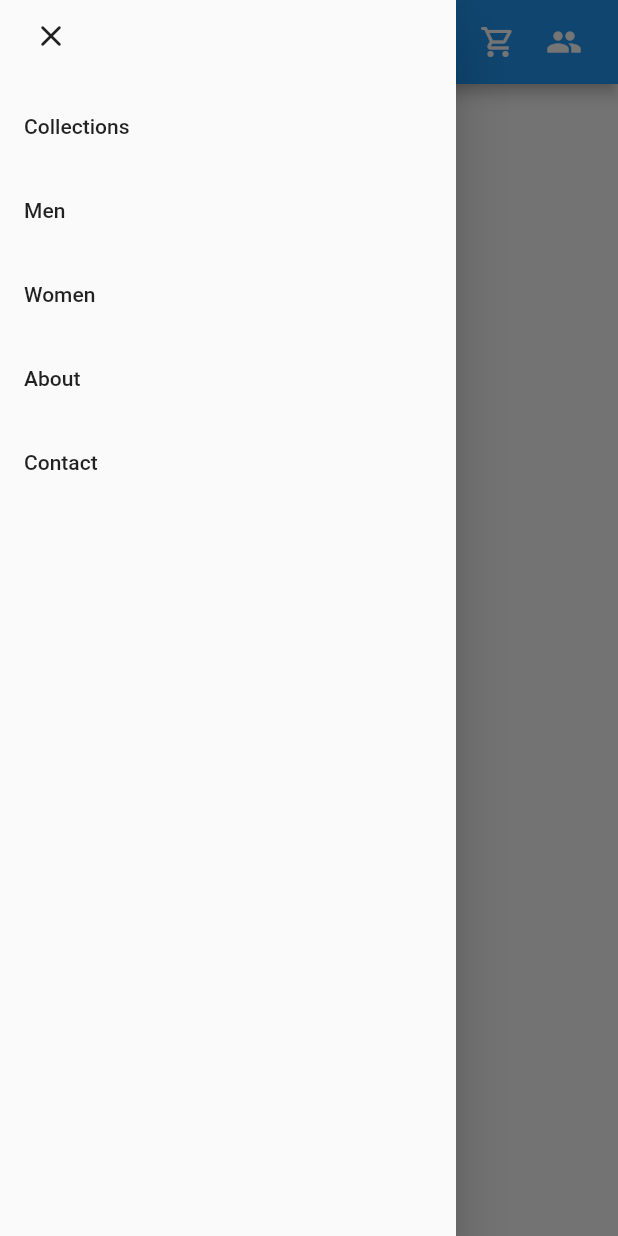
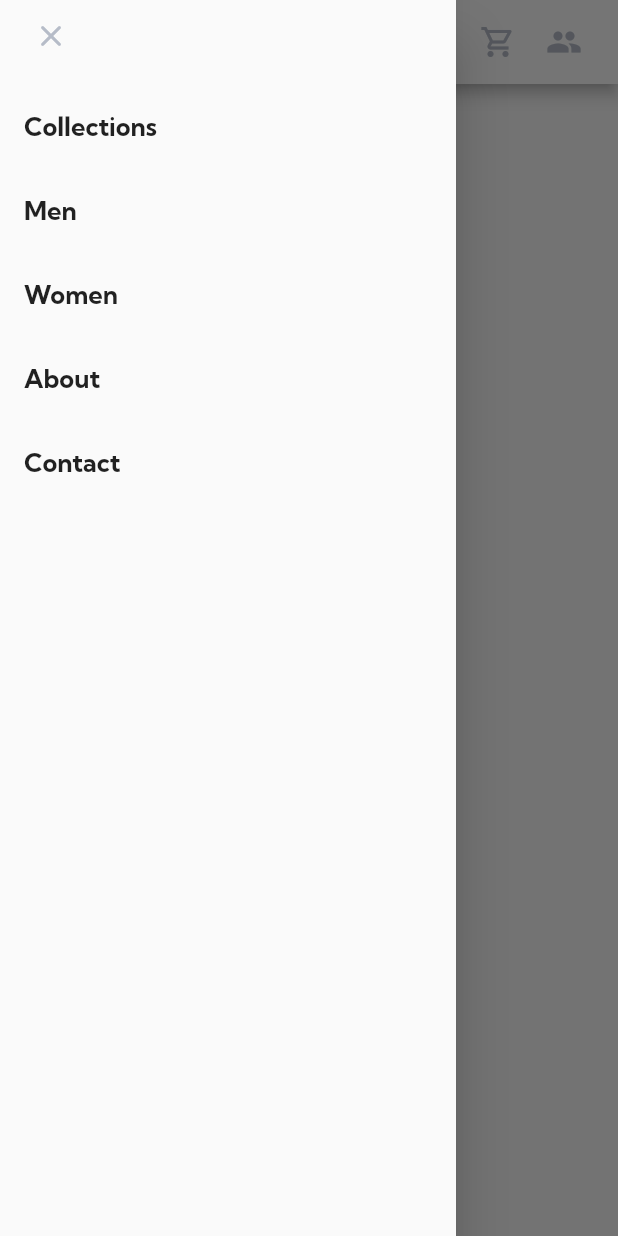
Before and after one commit to GuilhermePalma/ecommerce_flutter, a Flutter app: the screen it shows after launch, with the side drawer open, on a phone screen of 412 x 824 dp. Run offline on Flutter 3.47's test engine with Material 2 defaults, Android fonts, the phone set to English and light mode, and no system bars.

Commit message:
Implementation Theme and Finish Drawer

```diff
--- a/lib/components/custom_drawer.dart
+++ b/lib/components/custom_drawer.dart
@@ -19,13 +19,22 @@ class CustomDrawer extends StatelessWidget {
                 onPressed: () {
                   Navigator.pop(context);
                 },
-                icon: const Icon(Icons.close_rounded),
+                icon: const Icon(
+                  Icons.close_rounded,
+                  color: Color.fromRGBO(182, 188, 200, 1),
+                ),
               ),
             ),
           ),
           ...listCategories
-              .map((e) => ListTile(
-                    title: Text(e),
+              .map((itemDrawer) => ListTile(
+                    title: Text(
+                      itemDrawer,
+                      style: Theme.of(context)
+                          .textTheme
+                          .headline6!
+                          .copyWith(fontSize: 17),
+                    ),
                   ))
               .toList(),
         ],
--- a/lib/main.dart
+++ b/lib/main.dart
@@ -12,12 +12,36 @@ class MyApp extends StatelessWidget {
     return MaterialApp(
       title: 'Ecommerce Page',
       debugShowCheckedModeBanner: false,
+
+      /// Definição do Tema do APP
       theme: ThemeData(
-        primarySwatch: Colors.blue,
+        colorScheme: ColorScheme.fromSwatch().copyWith(
+          primary: const Color.fromRGBO(255, 125, 26, 1),
+          secondary: const Color.fromRGBO(255, 237, 224, 1),
+        ),
+        fontFamily: "KumbhSans",
+        textTheme: ThemeData.light().textTheme.copyWith(
+              headline6: const TextStyle(
+                  fontFamily: "KumbhSans",
+                  fontWeight: FontWeight.bold,
+                  fontSize: 22),
+            ),
+        appBarTheme: AppBarTheme.of(context).copyWith(
+          foregroundColor: const Color.fromRGBO(29, 32, 37, 1),
+          actionsIconTheme: IconTheme.of(context).copyWith(
+            color: const Color.fromRGBO(182, 188, 200, 1),
+          ),
+          backgroundColor: Colors.white,
+          titleTextStyle: ThemeData.light().textTheme.headline6!.copyWith(
+                fontSize: 26,
+                fontWeight: FontWeight.bold,
+              ),
+        ),
       ),
+
       home: Scaffold(
         appBar: AppBar(
-          title: const Text("Sneakers"),
+          title: const Text("sneakers"),
           actions: const [
             Padding(
               padding: EdgeInsets.only(left: 16, right: 20),
--- a/pubspec.yaml
+++ b/pubspec.yaml
@@ -74,7 +74,7 @@ flutter:
   # list giving the asset and other descriptors for the font. For
   # example:
   fonts:
-   - family: Schyler
+   - family: KumbhSans
      fonts:
        - asset: assets/fonts/KumbhSans-Regular.ttf
        - asset: assets/fonts/KumbhSans-Bold.ttf
```
